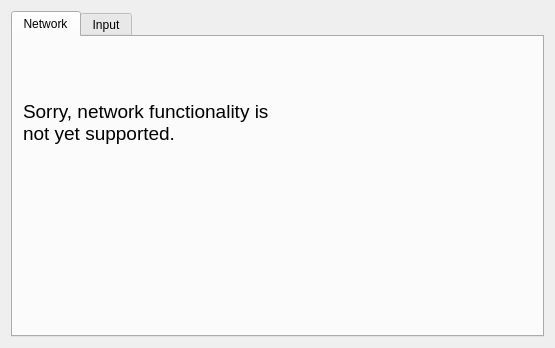
This is ui/preferencesDialog.ui in lettis/Kubix as Qt 5 draws it before an edit. The edited form follows.
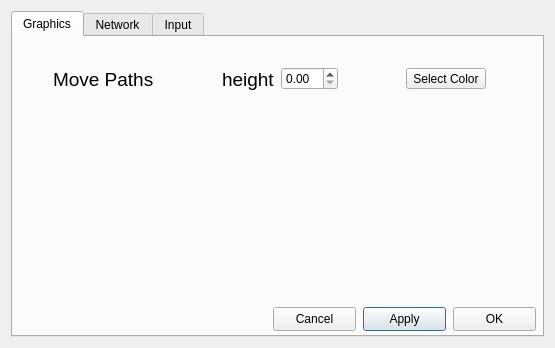
This is the edited form.

Commit message: can now change color of path indicators

Diff of the .ui file:
```diff
--- a/ui/preferencesDialog.ui
+++ b/ui/preferencesDialog.ui
@@ -22,6 +22,122 @@
      <property name="currentIndex">
       <number>0</number>
      </property>
+     <widget class="QWidget" name="tab">
+      <attribute name="title">
+       <string>Graphics</string>
+      </attribute>
+      <widget class="QWidget" name="horizontalLayoutWidget">
+       <property name="geometry">
+        <rect>
+         <x>40</x>
+         <y>30</y>
+         <width>433</width>
+         <height>24</height>
+        </rect>
+       </property>
+       <layout class="QHBoxLayout" name="horizontalLayout">
+        <item>
+         <widget class="QLabel" name="lblAIDepth_2">
+          <property name="font">
+           <font>
+            <pointsize>14</pointsize>
+           </font>
+          </property>
+          <property name="text">
+           <string>Move Paths</string>
+          </property>
+         </widget>
+        </item>
+        <item>
+         <spacer name="horizontalSpacer">
+          <property name="orientation">
+           <enum>Qt::Horizontal</enum>
+          </property>
+          <property name="sizeHint" stdset="0">
+           <size>
+            <width>40</width>
+            <height>20</height>
+           </size>
+          </property>
+         </spacer>
+        </item>
+        <item>
+         <widget class="QLabel" name="lblAIDepth">
+          <property name="font">
+           <font>
+            <pointsize>14</pointsize>
+           </font>
+          </property>
+          <property name="text">
+           <string>height</string>
+          </property>
+         </widget>
+        </item>
+        <item>
+         <widget class="QDoubleSpinBox" name="doubleSpinBox"/>
+        </item>
+        <item>
+         <spacer name="horizontalSpacer_2">
+          <property name="orientation">
+           <enum>Qt::Horizontal</enum>
+          </property>
+          <property name="sizeHint" stdset="0">
+           <size>
+            <width>40</width>
+            <height>20</height>
+           </size>
+          </property>
+         </spacer>
+        </item>
+        <item>
+         <widget class="QToolButton" name="toolButton">
+          <property name="text">
+           <string>Select Color</string>
+          </property>
+         </widget>
+        </item>
+       </layout>
+      </widget>
+      <widget class="QPushButton" name="acceptButton">
+       <property name="geometry">
+        <rect>
+         <x>350</x>
+         <y>270</y>
+         <width>83</width>
+         <height>24</height>
+        </rect>
+       </property>
+       <property name="text">
+        <string>Apply</string>
+       </property>
+      </widget>
+      <widget class="QPushButton" name="okButton">
+       <property name="geometry">
+        <rect>
+         <x>440</x>
+         <y>270</y>
+         <width>83</width>
+         <height>24</height>
+        </rect>
+       </property>
+       <property name="text">
+        <string>OK</string>
+       </property>
+      </widget>
+      <widget class="QPushButton" name="cancelButton">
+       <property name="geometry">
+        <rect>
+         <x>260</x>
+         <y>270</y>
+         <width>83</width>
+         <height>24</height>
+        </rect>
+       </property>
+       <property name="text">
+        <string>Cancel</string>
+       </property>
+      </widget>
+     </widget>
      <widget class="QWidget" name="tabNetworking">
       <attribute name="title">
        <string>Network</string>
```
Left out of the diff: 70 changed lines with no effect on the pictures. The commit also changes 6 other files.
